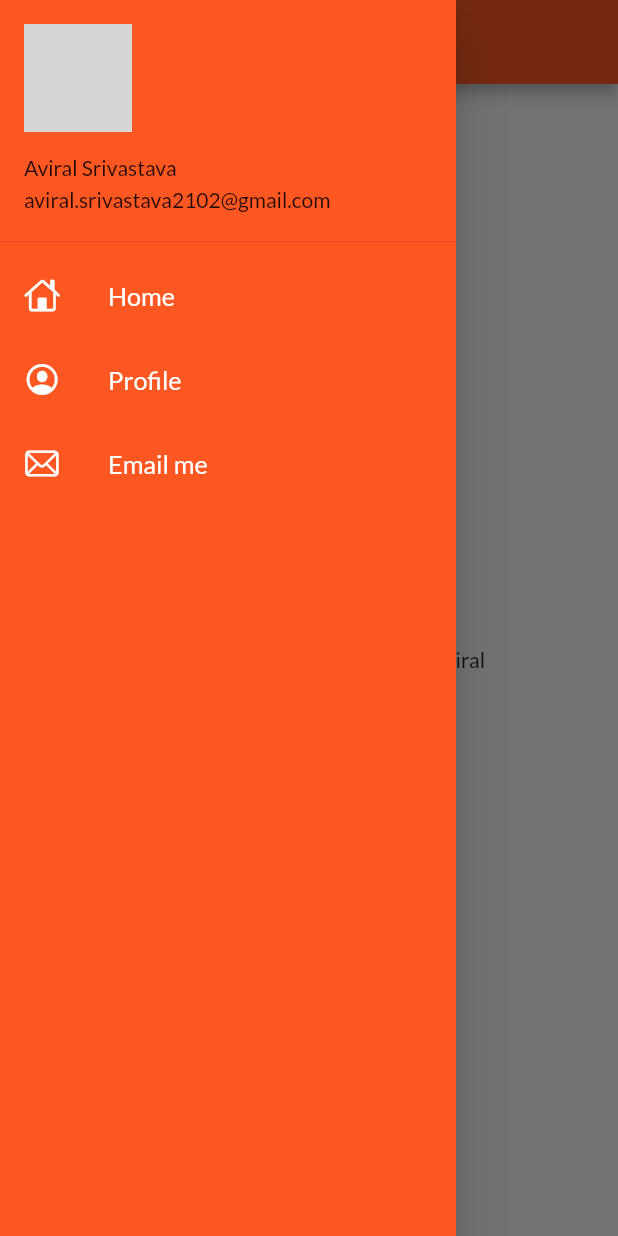
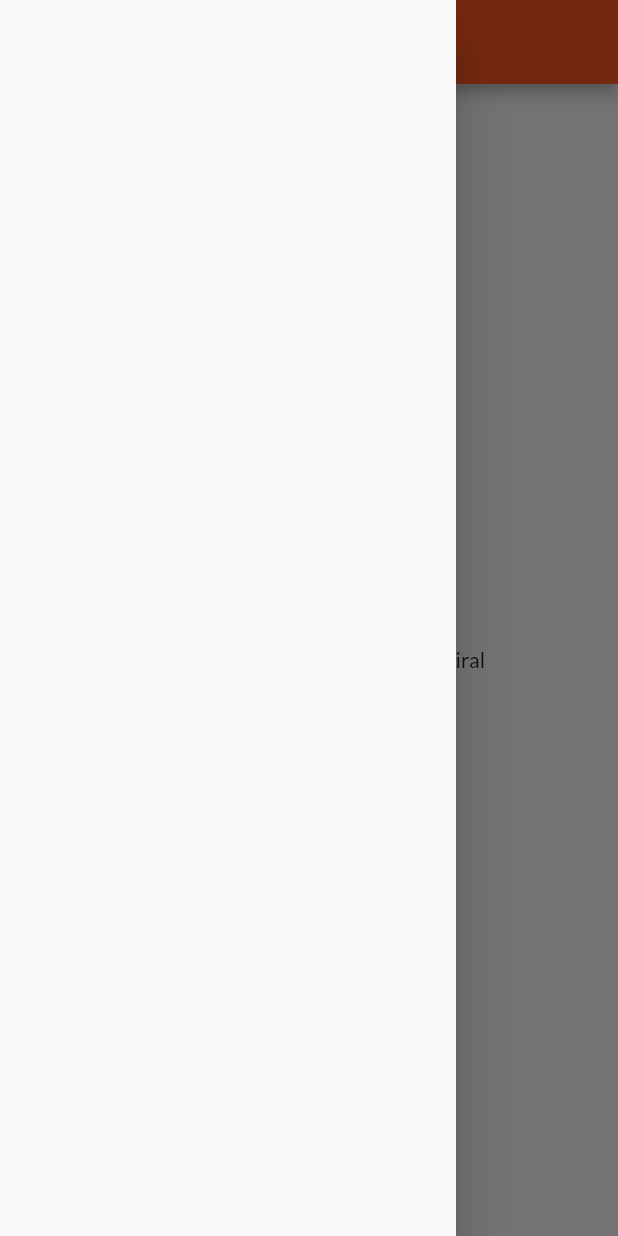
Before and after one commit to avi5079/30DaysOfFlutter, a Flutter app: the HomePage screen opened by its route, with the side drawer open, on a phone screen of 412 x 824 dp. Run offline on Flutter 3.47's test engine with Material 2 defaults, Android fonts, the phone set to English and light mode, and no system bars; our stand-ins replace google_fonts; grey boxes are pictures that could not be loaded.

Commit message:
Revert "Day8"

```diff
--- a/lib/pages/home_page.dart
+++ b/lib/pages/home_page.dart
@@ -1,5 +1,4 @@
 import 'package:flutter/material.dart';
-import 'package:flutter_catalog/widgets/drawer.dart';
 
 class HomePage extends StatelessWidget {
   final int days = 30;
@@ -16,7 +15,7 @@ class HomePage extends StatelessWidget {
       body: Center(
         child: Text("Welcome to $days days of flutter by $name"),
       ),
-      drawer: const MyDrawer(),
+      drawer: const Drawer(),
     );
   }
 }
--- a/lib/utils/routes.dart
+++ /dev/null
@@ -1,4 +0,0 @@
-class MyRoutes {
-  static String loginRoute = "/login";
-  static String homeRoute = "/home";
-}
--- a/lib/widgets/drawer.dart
+++ /dev/null
@@ -1,54 +0,0 @@
-import 'package:flutter/cupertino.dart';
-import 'package:flutter/material.dart';
-
-class MyDrawer extends StatelessWidget {
-  const MyDrawer({super.key});
-
-  @override
-  Widget build(BuildContext context) {
-    const imageUrl =
-        "https://png.pngtree.com/png-vector/20191101/ourmid/pngtree-cartoon-color-simple-male-avatar-png-image_1934459.jpg";
-    return Drawer(
-        child: Container(
-      color: Colors.deepOrange,
-      child: ListView(
-        padding: EdgeInsets.zero,
-        children: const [
-          DrawerHeader(
-            padding: EdgeInsets.zero,
-            child: UserAccountsDrawerHeader(
-              margin: EdgeInsets.zero,
-              accountName: Text("Aviral Srivastava"),
-              accountEmail: Text("aviral.srivastava2102@gmail.com"),
-              currentAccountPicture: CircleAvatar(
-                backgroundImage: NetworkImage(imageUrl),
-              ),
-            ),
-          ),
-          ListTile(
-              leading: Icon(CupertinoIcons.home, color: Colors.white),
-              title: Text("Home",
-                  textScaleFactor: 1.2,
-                  style: TextStyle(
-                    color: Colors.white,
-                  ))),
-          ListTile(
-              leading:
-                  Icon(CupertinoIcons.profile_circled, color: Colors.white),
-              title: Text("Profile",
-                  textScaleFactor: 1.2,
-                  style: TextStyle(
-                    color: Colors.white,
-                  ))),
-          ListTile(
-              leading: Icon(CupertinoIcons.mail, color: Colors.white),
-              title: Text("Email me",
-                  textScaleFactor: 1.2,
-                  style: TextStyle(
-                    color: Colors.white,
-                  )))
-        ],
-      ),
-    ));
-  }
-}
```
Also changed, not shown: lib/main.dart (+3 -5 lines), lib/pages/login_page.dart (+13 -73 lines).
